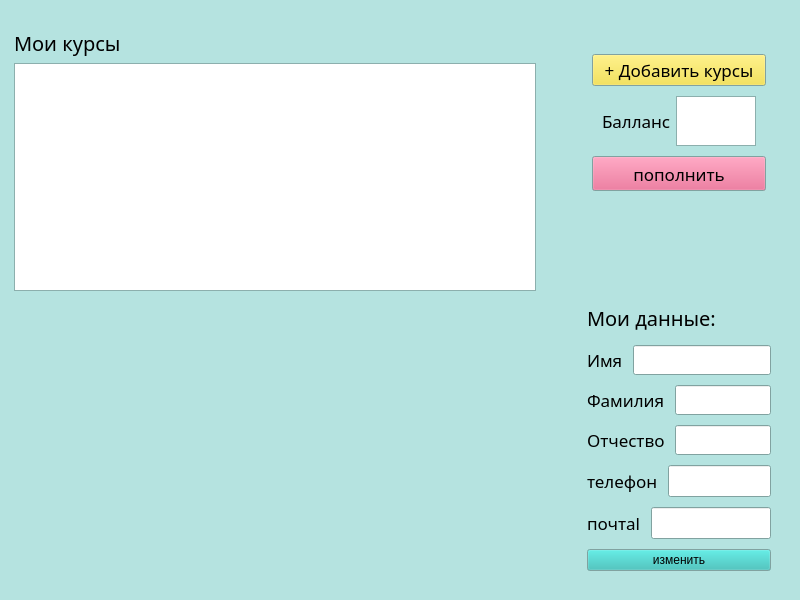
This is student.ui in lizlizardplease/school_bmstu as Qt 5 draws it before an edit. The edited form follows.
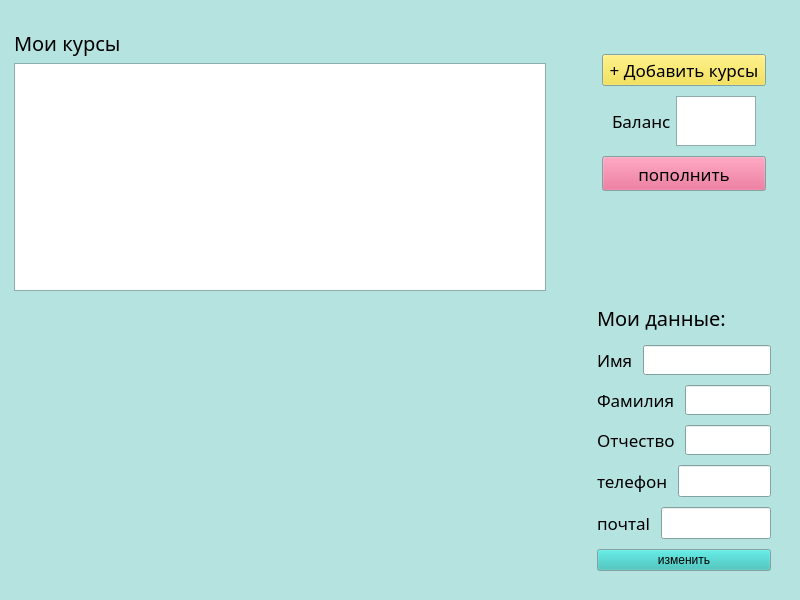
This is the edited form.

```diff
--- a/student.ui
+++ b/student.ui
@@ -316,7 +316,7 @@
              </font>
             </property>
             <property name="text">
-             <string>Балланс</string>
+             <string>Баланс</string>
             </property>
            </widget>
           </item>
```
